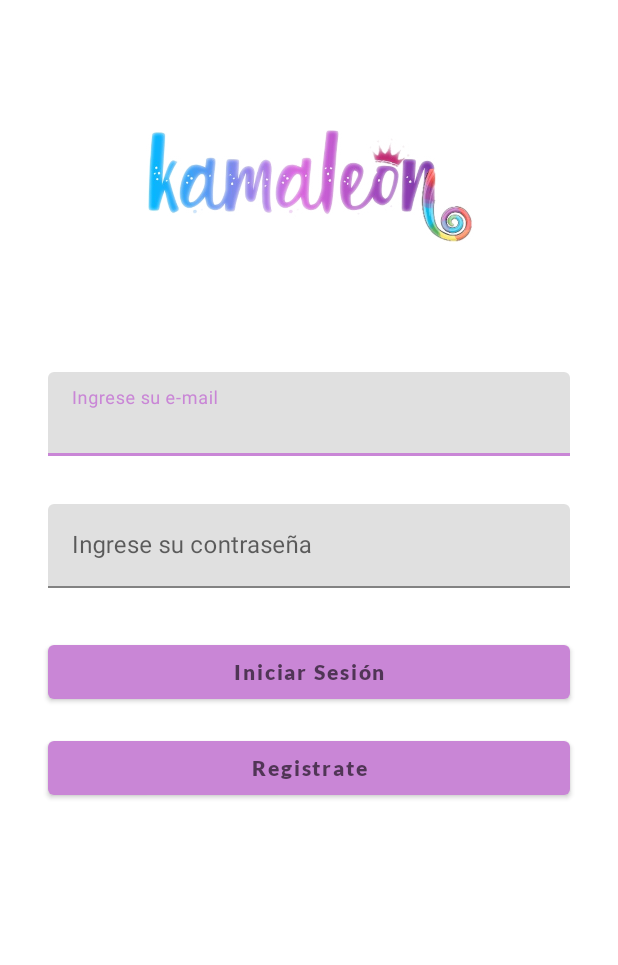
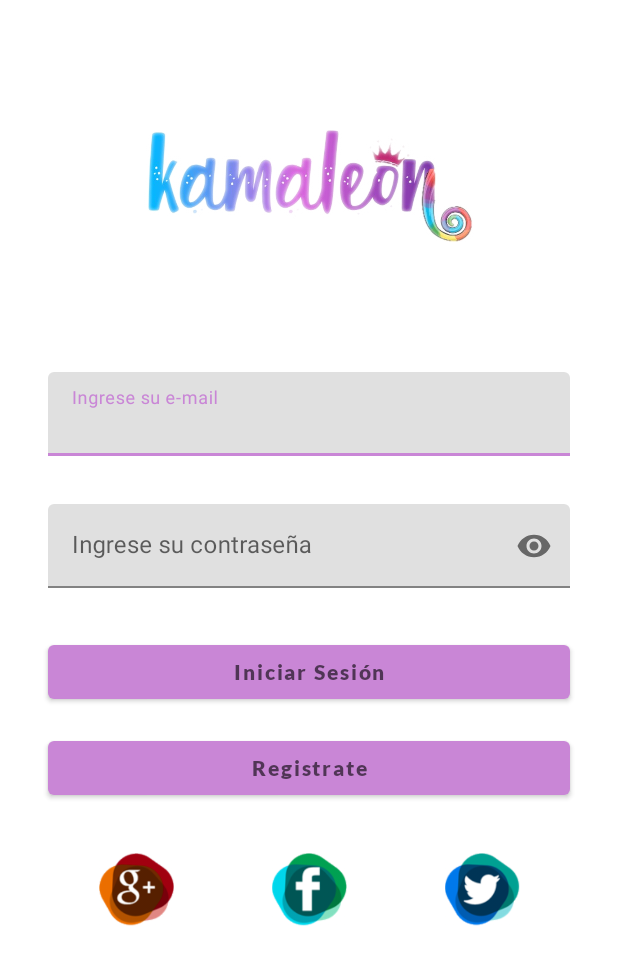
Before and after one commit to CodeGeekR/AppMovil_G1-P3, an Android app: the screen it shows after launch (ActividadInicial), on a phone screen of 412 x 824 dp. Shown: the top 965 px of the screen. Run offline under Robolectric (Android 15) with nearby library versions, the phone set to English and light mode, and no system bars; our stand-ins replace navigation-ui.

Commit message:
Agregue logos Redes Sociales, algunos cambios en el login

```diff
--- a/app/src/main/res/layout/fragment_login.xml
+++ b/app/src/main/res/layout/fragment_login.xml
@@ -53,7 +53,8 @@
         android:hint="@string/password_label"
         app:layout_constraintEnd_toEndOf="parent"
         app:layout_constraintStart_toStartOf="parent"
-        app:layout_constraintTop_toBottomOf="@+id/editTextTextPersonName">
+        app:layout_constraintTop_toBottomOf="@+id/editTextTextPersonName"
+        app:endIconMode="password_toggle">
 
         <com.google.android.material.textfield.TextInputEditText
             android:layout_width="match_parent"
@@ -74,7 +75,8 @@
         android:hint="@string/Login_label"
         app:layout_constraintEnd_toEndOf="parent"
         app:layout_constraintStart_toStartOf="parent"
-        app:layout_constraintTop_toBottomOf="@+id/editTextTextPersonName2" />
+        app:layout_constraintTop_toBottomOf="@+id/editTextTextPersonName2"
+        />
 
     <com.google.android.material.button.MaterialButton
         android:id="@+id/button2"
@@ -88,6 +90,37 @@
         app:layout_constraintEnd_toEndOf="parent"
         app:layout_constraintHorizontal_bias="0.0"
         app:layout_constraintStart_toStartOf="parent"
-        app:layout_constraintTop_toBottomOf="@+id/button" />
+        app:layout_constraintTop_toBottomOf="@+id/button"
+        />
+
+    <com.google.android.material.imageview.ShapeableImageView
+        android:id="@+id/imageView"
+        android:layout_width="50dp"
+        android:layout_height="50dp"
+        android:layout_marginTop="32dp"
+        android:src="@drawable/logo_meta"
+        app:layout_constraintEnd_toEndOf="parent"
+        app:layout_constraintStart_toStartOf="parent"
+        app:layout_constraintTop_toBottomOf="@+id/button2" />
+
+    <com.google.android.material.imageview.ShapeableImageView
+        android:id="@+id/imageView3"
+        android:layout_width="50dp"
+        android:layout_height="50dp"
+        android:layout_marginTop="32dp"
+        android:src="@drawable/logo_g"
+        app:layout_constraintEnd_toStartOf="@+id/imageView"
+        app:layout_constraintStart_toStartOf="parent"
+        app:layout_constraintTop_toBottomOf="@+id/button2" />
+
+    <com.google.android.material.imageview.ShapeableImageView
+        android:id="@+id/imageView4"
+        android:layout_width="50dp"
+        android:layout_height="50dp"
+        android:layout_marginTop="32dp"
+        android:src="@drawable/logo_tw"
+        app:layout_constraintEnd_toEndOf="parent"
+        app:layout_constraintStart_toEndOf="@+id/imageView"
+        app:layout_constraintTop_toBottomOf="@+id/button2" />
 
 </androidx.constraintlayout.widget.ConstraintLayout>
```
Also changed, not shown: app/src/main/res/drawable/logo_g.png, app/src/main/res/drawable/logo_meta.png, app/src/main/res/drawable/logo_tw.png, 5 other files.
